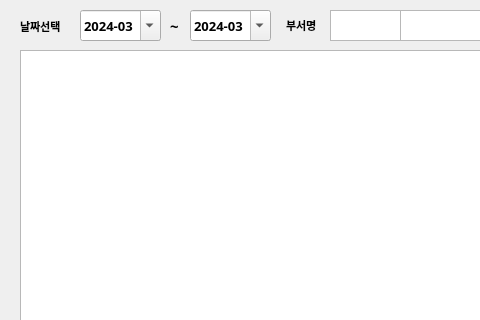
The window that overtime_v1.1/ui/dept_search.ui (RaineyLee/overtime) describes before a commit, drawn with Qt 5; both pictures show x 0 to 480 and y 0 to 320 of the 622 by 813 pixel window.
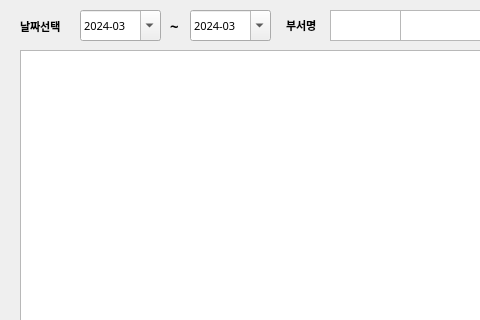
The same window after the commit.

Diff of the .ui file:
```diff
--- a/overtime_v1.1/ui/dept_search.ui
+++ b/overtime_v1.1/ui/dept_search.ui
@@ -10,6 +10,12 @@
     <height>813</height>
    </rect>
   </property>
+  <property name="sizePolicy">
+   <sizepolicy hsizetype="Fixed" vsizetype="Fixed">
+    <horstretch>1</horstretch>
+    <verstretch>1</verstretch>
+   </sizepolicy>
+  </property>
   <property name="windowTitle">
    <string>Form</string>
   </property>
@@ -152,9 +158,9 @@
    <property name="font">
     <font>
      <family>맑은 고딕</family>
-     <pointsize>10</pointsize>
-     <weight>75</weight>
-     <bold>true</bold>
+     <pointsize>8</pointsize>
+     <weight>50</weight>
+     <bold>false</bold>
     </font>
    </property>
    <property name="dateTime">
@@ -264,9 +270,9 @@
    <property name="font">
     <font>
      <family>맑은 고딕</family>
-     <pointsize>10</pointsize>
-     <weight>75</weight>
-     <bold>true</bold>
+     <pointsize>8</pointsize>
+     <weight>50</weight>
+     <bold>false</bold>
     </font>
    </property>
    <property name="dateTime">
```
Left out of the diff: 6 changed lines with no effect on the pictures.
